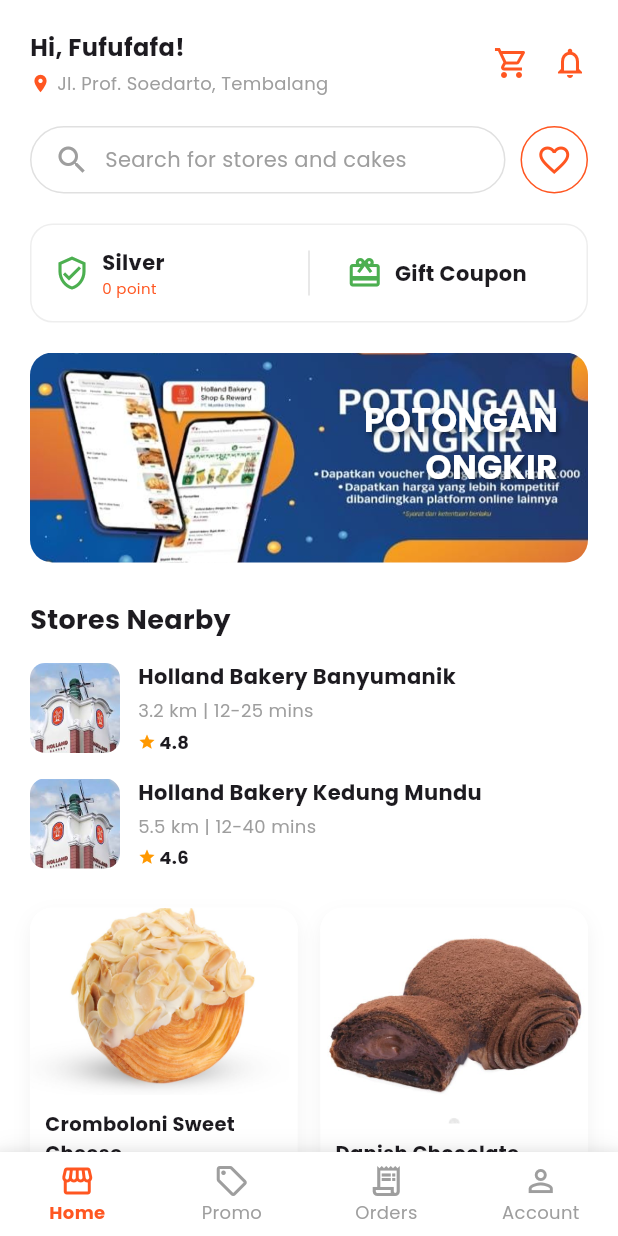
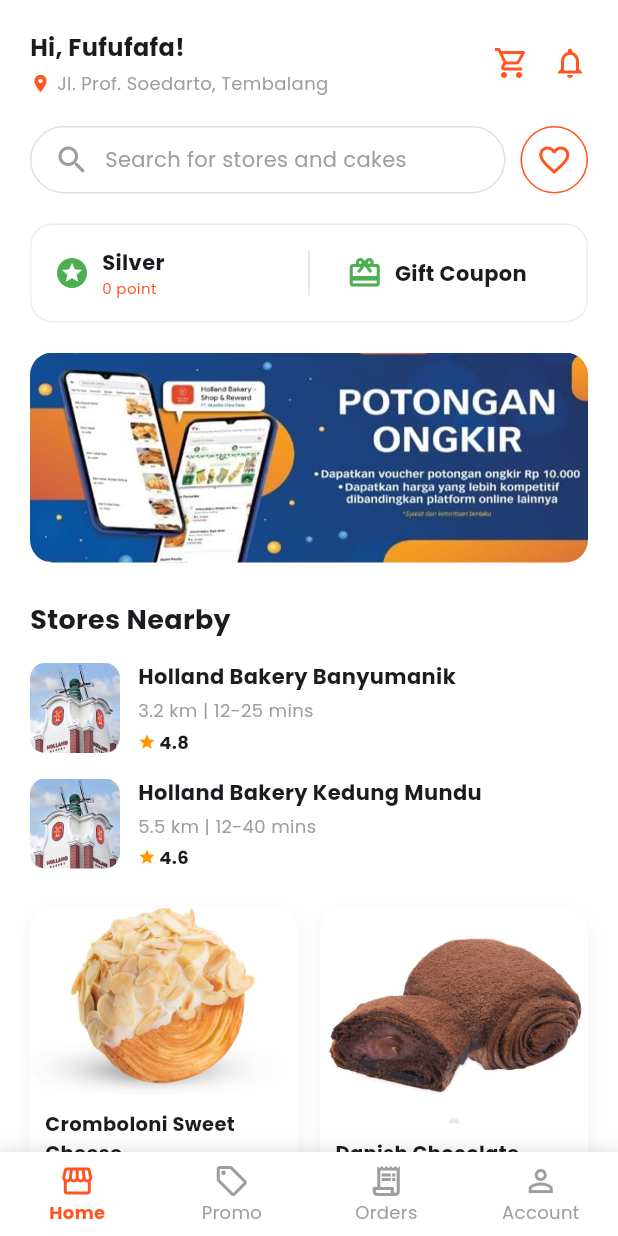
Before and after one commit to Baimiyk/prjoect_flutter_holland_bakery, a Flutter app: the screen it shows after launch, on a phone screen of 412 x 824 dp. Run offline on Flutter 3.47's test engine with Material 3 defaults, Android fonts, the phone set to English and light mode, and no system bars; our stand-ins replace google_fonts.

Commit message:
benerin baner sama icon

```diff
--- a/lib/screens/dashboard.dart
+++ b/lib/screens/dashboard.dart
@@ -118,10 +118,7 @@
                     Expanded(
                       child: Row(
                         children: [
-                          const Icon(
-                            Icons.verified_user_outlined,
-                            color: Colors.green,
-                          ),
+                          const Icon(Icons.stars, color: Colors.green),
                           const SizedBox(width: 8),
                           Column(
                             crossAxisAlignment: CrossAxisAlignment.start,
@@ -178,35 +175,6 @@
                   ),
                 ),
                 // Kalau mau tetep ada teks "POTONGAN ONGKIR" di atas gambar:
-                child: Stack(
-                  children: [
-                    Positioned(
-                      right: 20,
-                      top: 30,
-                      child: Column(
-                        crossAxisAlignment: CrossAxisAlignment.end,
-                        children: const [
-                          Text(
-                            "POTONGAN\nONGKIR",
-                            textAlign: TextAlign.right,
-                            style: TextStyle(
-                              color: Colors.white,
-                              fontWeight: FontWeight.bold,
-                              fontSize: 22,
-                              shadows: [
-                                Shadow(
-                                  offset: Offset(2, 2),
-                                  blurRadius: 4,
-                                  color: Colors.black45,
-                                ),
-                              ],
-                            ),
-                          ),
-                        ],
-                      ),
-                    ),
-                  ],
-                ),
               ),
 
               const SizedBox(height: 25),
```
